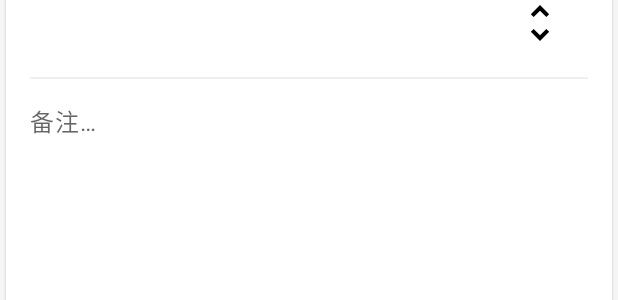
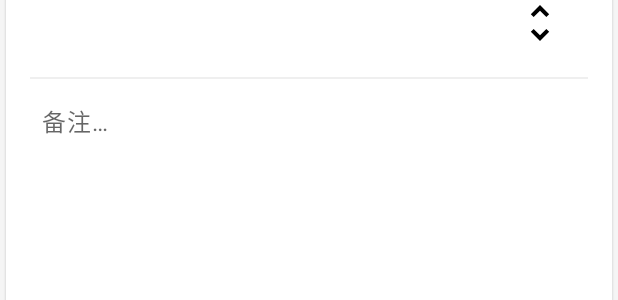
Before and after one commit to fenglj01/OneDay, an Android app: the layout fragment_create_event.xml on its own in the app's theme, with its tools: preview values and no code run, on a phone screen of 412 x 824 dp. Shown: the part 315-615 px from the top of the screen. Run offline under Robolectric (Android 15) with nearby library versions, the phone set to English and light mode, and no system bars.

Commit message:
-- code review

```diff
--- a/app/src/main/res/layout/fragment_create_event.xml
+++ b/app/src/main/res/layout/fragment_create_event.xml
@@ -162,6 +162,7 @@
                     android:gravity="top"
                     android:hint="@string/hint_input_event_note"
                     android:minHeight="250dp"
+                    android:paddingHorizontal="@dimen/dp_8"
                     android:paddingBottom="@dimen/dp_16"
                     android:textAppearance="?attr/textAppearanceBody1"
                     app:layout_constraintEnd_toEndOf="@id/right"
@@ -169,31 +170,6 @@
                     app:layout_constraintTop_toBottomOf="@id/tag_divider"
                     app:lineHeight="24sp" />
 
-                <!--<com.google.android.material.textfield.TextInputLayout
-                    android:id="@+id/event_note_input"
-                    style="@style/Widget.MaterialComponents.TextInputLayout.OutlinedBox.Overlay"
-                    android:layout_width="0dp"
-                    android:layout_height="200dp"
-                    android:layout_marginTop="@dimen/dp_16"
-                    android:gravity="top"
-                    android:hint="@string/hint_input_event_note"
-                    app:counterEnabled="true"
-                    app:counterMaxLength="200"
-                    app:layout_constraintEnd_toEndOf="@id/right"
-                    app:layout_constraintStart_toStartOf="@id/left"
-                    app:layout_constraintTop_toBottomOf="@id/tag_divider"
-                    app:shapeAppearance="@style/ShapeAppearance.MyTheme.MediumComponent.TextInputLayout">
-
-                    <com.google.android.material.textfield.TextInputEditText
-                        android:layout_width="match_parent"
-                        android:layout_height="match_parent"
-                        android:gravity="top"
-                        android:textCursorDrawable="@drawable/cursor_edit" />
-
-
-
-                </com.google.android.material.textfield.TextInputLayout>-->
-
             </androidx.constraintlayout.widget.ConstraintLayout>
         </com.google.android.material.card.MaterialCardView>
 
```
